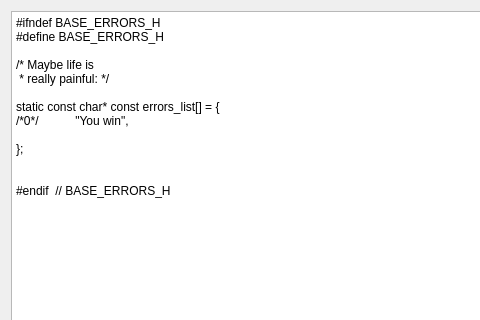
Above: mainwindow.ui from VoreWind/CommentOrganizer before the change; both pictures show x 0 to 480 and y 0 to 320 of the 614 by 946 pixel window. Below: the same form after it.
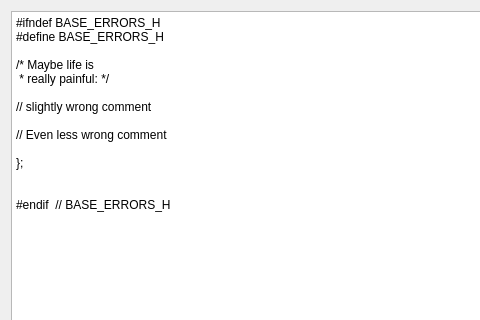
That is the form after the change.

Commit message: Probably fix the comments starting with //

What changed in the file:
```diff
--- a/mainwindow.ui
+++ b/mainwindow.ui
@@ -66,8 +66,9 @@
 /* Maybe life is
  * really painful: */
 
-static const char* const errors_list[] = {
-/*0*/           &quot;You win&quot;,
+// slightly wrong comment
+
+// Even less wrong comment
 
 };
 
```
The commit also changes 2 other files.
